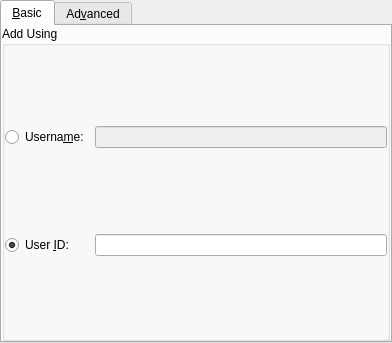
KDE/kopete, file protocols/groupwise/ui/gwaddui.ui: the form before one commit.
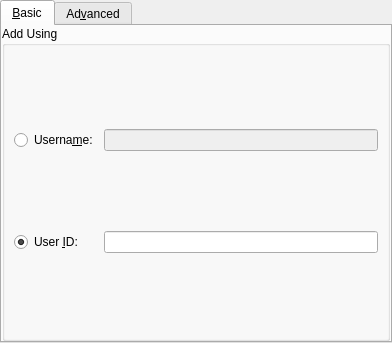
The form after the commit.

Diff of the .ui file:
```diff
--- a/protocols/groupwise/ui/gwaddui.ui
+++ b/protocols/groupwise/ui/gwaddui.ui
@@ -58,28 +58,13 @@
          <property name="title" >
           <string>Add Using</string>
          </property>
-         <layout class="QGridLayout" >
-          <property name="leftMargin" >
-           <number>0</number>
-          </property>
-          <property name="topMargin" >
-           <number>0</number>
-          </property>
-          <property name="rightMargin" >
-           <number>0</number>
-          </property>
-          <property name="bottomMargin" >
-           <number>0</number>
-          </property>
-          <property name="horizontalSpacing" >
+         <layout class="QGridLayout">
+          <property name="spacing">
            <number>6</number>
           </property>
-          <property name="verticalSpacing" >
-           <number>6</number>
-          </property>
-          <item row="0" column="1" >
-           <widget class="QLineEdit" name="m_userName" >
-            <property name="enabled" >
+          <item row="0" column="1">
+           <widget class="QLineEdit" name="m_userName">
+            <property name="enabled">
              <bool>false</bool>
             </property>
             <property name="toolTip" >
```
Left out of the diff: 87 changed lines with no effect on the pictures.
